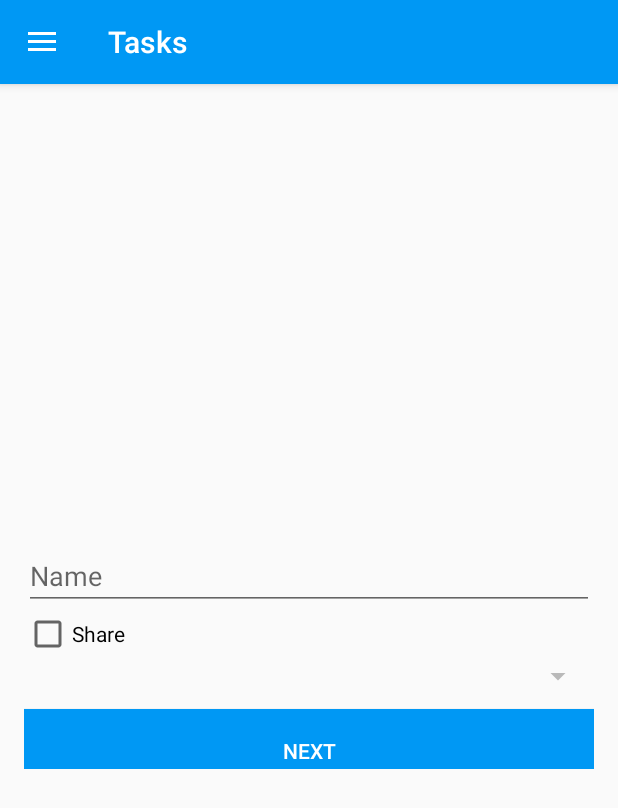
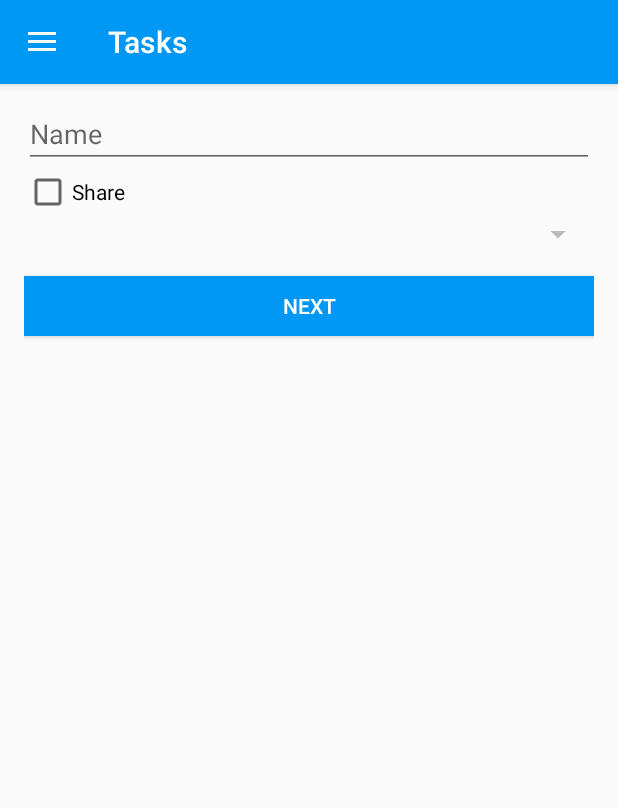
Before and after one commit to Gloopio/Demo-App-Java, an Android app: the fragment NewTaskFragment placed in its activity, on a phone screen of 412 x 824 dp. Shown: the top 808 px of the screen. Run offline under Robolectric (Android 15) with nearby library versions, the phone set to English and light mode, and no system bars; libraries missing offline, so code that uses them is left out: com.github.brnunes.swipeablerecyclerview; 5 statements that could not run were skipped.

Commit message:
add search to task, updated libraries, add task detail fragment

```diff
--- a/app/build.gradle
+++ b/app/build.gradle
@@ -51,6 +51,6 @@ dependencies {
     compile 'com.amulyakhare:com.amulyakhare.textdrawable:1.0.1'
     compile 'com.android.support:cardview-v7:25.0.0'
     compile 'com.android.support:support-v4:25.0.0'
+    compile 'com.android.support:recyclerview-v7:25.0.0'
     testCompile 'junit:junit:4.12'
-    compile 'com.android.support:recyclerview-v7:25.0.0'
 }
--- a/app/src/main/java/io/gloop/demo/app/constants/Constants.java
+++ b/app/src/main/java/io/gloop/demo/app/constants/Constants.java
@@ -11,5 +11,6 @@ public class Constants {
     public static final String SHARED_PREFERENCES_USER_PASSWORD= "user_password";
 
     public static final String BUNDLE_KEY_NEW = "newGroup";
+    public static final String BUNDLE_DETAIL_GROUP = "detailGroup";
 
 }
--- a/app/src/main/java/io/gloop/demo/app/fragments/TasksFragment.java
+++ b/app/src/main/java/io/gloop/demo/app/fragments/TasksFragment.java
@@ -4,10 +4,15 @@ import android.os.Bundle;
 import android.support.design.widget.FloatingActionButton;
 import android.support.v4.app.Fragment;
 import android.support.v4.app.FragmentManager;
+import android.support.v4.app.FragmentTransaction;
 import android.support.v4.widget.SwipeRefreshLayout;
 import android.support.v7.widget.LinearLayoutManager;
 import android.support.v7.widget.RecyclerView;
+import android.support.v7.widget.SearchView;
 import android.view.LayoutInflater;
+import android.view.Menu;
+import android.view.MenuInflater;
+import android.view.MenuItem;
 import android.view.View;
 import android.view.ViewGroup;
 
@@ -17,6 +22,7 @@ import io.gloop.Gloop;
 import io.gloop.GloopList;
 import io.gloop.demo.app.R;
 import io.gloop.demo.app.adapters.TaskAdapter;
+import io.gloop.demo.app.constants.Constants;
 import io.gloop.demo.app.model.Task;
 
 public class TasksFragment extends Fragment {
@@ -25,6 +31,12 @@ public class TasksFragment extends Fragment {
     private SwipeRefreshLayout mSwipeRefreshLayout;
     private GloopList<Task> tasks;
     private TaskAdapter mAdapter;
+
+    @Override
+    public void onCreate(Bundle savedInstanceState) {
+        super.onCreate(savedInstanceState);
+        setHasOptionsMenu(true);
+    }
 
     @Override
     public View onCreateView(LayoutInflater inflater, ViewGroup container, Bundle savedInstanceState) {
@@ -82,16 +94,34 @@ public class TasksFragment extends Fragment {
         mRecyclerView.setLayoutManager(mLayoutManager);
 
         tasks = Gloop.all(Task.class);
-
         mAdapter = new TaskAdapter(tasks);
         mRecyclerView.setAdapter(mAdapter);
+
+        mRecyclerView.setOnClickListener(new View.OnClickListener() {
+            @Override
+            public void onClick(View view) {
+                int itemPosition = mRecyclerView.indexOfChild(view);
+                Task selectedTask = tasks.get(itemPosition);
+
+                Bundle arguments = new Bundle();
+                arguments.putSerializable(Constants.BUNDLE_DETAIL_GROUP, selectedTask);
+                TaskDetailFragment newFragment = new TaskDetailFragment();
+                newFragment.setArguments(arguments);
+                FragmentTransaction transaction = getActivity().getSupportFragmentManager().beginTransaction();
+                transaction.replace(R.id.flContent, newFragment);
+                transaction.commit();
+
+            }
+        });
 
         mSwipeRefreshLayout.setOnRefreshListener(new SwipeRefreshLayout.OnRefreshListener() {
             @Override
             public void onRefresh() {
                 Gloop.sync();
 
-                tasks = Gloop.all(Task.class);
+//                tasks.reload();
+// TODO test if reload is enough.
+//                tasks = Gloop.all(Task.class);
                 mAdapter = new TaskAdapter(tasks);
                 mRecyclerView.setAdapter(mAdapter);
 
@@ -99,4 +129,44 @@ public class TasksFragment extends Fragment {
             }
         });
     }
+
+    @Override
+    public void onCreateOptionsMenu(Menu menu, MenuInflater inflater) {
+        inflater.inflate(R.menu.search_menu, menu);
+    }
+
+    @Override
+    public void onPrepareOptionsMenu(Menu menu) {
+        MenuItem mSearchMenuItem = menu.findItem(R.id.search);
+        SearchView searchView = (SearchView) mSearchMenuItem.getActionView();
+        searchView.setOnQueryTextListener(new SearchView.OnQueryTextListener() {
+            @Override
+            public boolean onQueryTextSubmit(String query) {
+                return search(query);
+            }
+
+            @Override
+            public boolean onQueryTextChange(String newText) {
+                return search(newText);
+            }
+        });
+    }
+
+    public boolean search(String text) {
+        if (!text.isEmpty()) {
+            tasks = Gloop.all(Task.class)
+                    .where()
+                    .startsWith("description", text)
+                    .all();
+
+            mAdapter = new TaskAdapter(tasks);
+            mRecyclerView.setAdapter(mAdapter);
+            return true;
+        } else {
+            tasks = Gloop.all(Task.class);
+            mAdapter = new TaskAdapter(tasks);
+            mRecyclerView.setAdapter(mAdapter);
+        }
+        return false;
+    }
 }
--- a/app/src/main/res/layout/fragment_new_task.xml
+++ b/app/src/main/res/layout/fragment_new_task.xml
@@ -1,25 +1,49 @@
-<FrameLayout xmlns:android="http://schemas.android.com/apk/res/android"
-             xmlns:tools="http://schemas.android.com/tools"
-             android:layout_width="match_parent"
-             android:layout_height="match_parent"
-             android:padding="16dp"
-             tools:context="io.gloop.demo.app.fragments.NewTaskFragment">
+<?xml version="1.0" encoding="utf-8"?>
+<android.support.design.widget.CoordinatorLayout xmlns:android="http://schemas.android.com/apk/res/android"
+                                                 xmlns:app="http://schemas.android.com/apk/res-auto"
+                                                 xmlns:tools="http://schemas.android.com/tools"
+                                                 android:layout_width="match_parent"
+                                                 android:layout_height="match_parent"
+                                                 android:fitsSystemWindows="true">
 
+    <!--<android.support.design.widget.AppBarLayout-->
+    <!--android:layout_width="match_parent"-->
+    <!--android:layout_height="wrap_content"-->
+    <!--android:theme="@style/AppTheme.AppBarOverlay">-->
+
+    <!--<android.support.v7.widget.Toolbar-->
+    <!--android:id="@+id/toolbar"-->
+    <!--android:layout_width="match_parent"-->
+    <!--android:layout_height="200dp"-->
+    <!--android:background="?attr/colorPrimary"-->
+    <!--app:popupTheme="@style/AppTheme.PopupOverlay">-->
+
+    <!--<EditText-->
+    <!--android:id="@+id/new_task_et_name"-->
+    <!--android:layout_width="match_parent"-->
+    <!--android:layout_height="40dp"-->
+    <!--android:ems="20"-->
+    <!--android:hint="@string/name"-->
+    <!--android:inputType="textPersonName"/>-->
+
+    <!--</android.support.v7.widget.Toolbar>-->
+
+    <!--</android.support.design.widget.AppBarLayout>-->
 
     <LinearLayout
         android:layout_width="match_parent"
-        android:layout_height="wrap_content"
+        android:layout_height="match_parent"
+        android:layout_gravity="center"
         android:orientation="vertical"
-        android:gravity="center"
-        android:layout_gravity="center">
+        android:padding="16dp">
 
         <EditText
             android:id="@+id/new_task_et_name"
             android:layout_width="match_parent"
             android:layout_height="40dp"
             android:ems="10"
-            android:inputType="textPersonName"
-            android:hint="@string/name"/>
+            android:hint="@string/name"
+            android:inputType="textPersonName"/>
 
         <CheckBox
             android:id="@+id/new_task_share_checkBox"
@@ -30,16 +54,63 @@
         <Spinner
             android:id="@+id/new_task_group_spinner"
             android:layout_width="fill_parent"
-            android:layout_height="wrap_content" />
+            android:layout_height="wrap_content"/>
 
         <Button
             android:id="@+id/new_task_bt_next"
             android:layout_width="match_parent"
-            android:layout_marginTop="10dp"
             android:layout_height="40dp"
-            android:paddingTop="16dp"
             android:background="@color/button_background"
-            android:textColor="@color/button_text_color"
-            android:text="@string/next"/>
+            android:layout_marginTop="16dp"
+            android:text="@string/next"
+            android:textColor="@color/button_text_color"/>
     </LinearLayout>
-</FrameLayout>
+
+
+</android.support.design.widget.CoordinatorLayout>
+
+
+    <!--<FrameLayout xmlns:android="http://schemas.android.com/apk/res/android"-->
+    <!--xmlns:tools="http://schemas.android.com/tools"-->
+    <!--android:layout_width="match_parent"-->
+    <!--android:layout_height="match_parent"-->
+    <!--tools:context="io.gloop.demo.app.fragments.NewTaskFragment">-->
+
+    <!--<LinearLayout-->
+    <!--android:layout_width="match_parent"-->
+    <!--android:layout_height="wrap_content"-->
+    <!--android:layout_gravity="center"-->
+    <!--android:gravity="center"-->
+    <!--android:orientation="vertical"-->
+    <!--android:padding="16dp">-->
+    <!---->
+    <!--<EditText-->
+    <!--android:id="@+id/new_task_et_name"-->
+    <!--android:layout_width="match_parent"-->
+    <!--android:layout_height="40dp"-->
+    <!--android:ems="10"-->
+    <!--android:hint="@string/name"-->
+    <!--android:inputType="textPersonName"/>-->
+
+    <!--<CheckBox-->
+    <!--android:id="@+id/new_task_share_checkBox"-->
+    <!--android:layout_width="match_parent"-->
+    <!--android:layout_height="wrap_content"-->
+    <!--android:text="@string/share"/>-->
+
+    <!--<Spinner-->
+    <!--android:id="@+id/new_task_group_spinner"-->
+    <!--android:layout_width="fill_parent"-->
+    <!--android:layout_height="wrap_content"/>-->
+
+    <!--<Button-->
+    <!--android:id="@+id/new_task_bt_next"-->
+    <!--android:layout_width="match_parent"-->
+    <!--android:layout_height="40dp"-->
+    <!--android:layout_marginTop="10dp"-->
+    <!--android:background="@color/button_background"-->
+    <!--android:paddingTop="16dp"-->
+    <!--android:text="@string/next"-->
+    <!--android:textColor="@color/button_text_color"/>-->
+    <!--</LinearLayout>-->
+    <!--</FrameLayout>-->
--- /dev/null
+++ b/app/src/main/res/menu/search_menu.xml
@@ -0,0 +1,10 @@
+<?xml version="1.0" encoding="utf-8"?>
+<menu xmlns:android="http://schemas.android.com/apk/res/android"
+      xmlns:app="http://schemas.android.com/apk/res-auto">
+    <item
+        android:id="@+id/search"
+        app:actionViewClass="android.support.v7.widget.SearchView"
+        android:icon="@drawable/ic_search_white_24dp"
+        android:title="@string/search"
+        app:showAsAction="collapseActionView|ifRoom"/>
+</menu>
--- a/app/src/main/res/values/strings.xml
+++ b/app/src/main/res/values/strings.xml
@@ -35,4 +35,8 @@
     <string name="logout">Logout</string>
     <string name="name">Name</string>
     <string name="share">Share</string>
+
+    <!-- TODO: Remove or change this placeholder text -->
+    <string name="hello_blank_fragment">Hello blank fragment</string>
+    <string name="search">Search</string>
 </resources>
```
Also changed, not shown: app/src/main/java/io/gloop/demo/app/fragments/TaskDetailFragment.java (added, +51 -0 lines), app/src/main/res/layout/fragment_task_detail.xml (added, +14 -0 lines), app/src/main/res/drawable-hdpi/ic_search_white_24dp.png (added), app/src/main/res/drawable-mdpi/ic_search_white_24dp.png (added), app/src/main/res/drawable-xhdpi/ic_search_white_24dp.png (added), app/src/main/res/drawable-xxhdpi/ic_search_white_24dp.png (added), app/src/main/res/drawable-xxxhdpi/ic_search_white_24dp.png (added).
